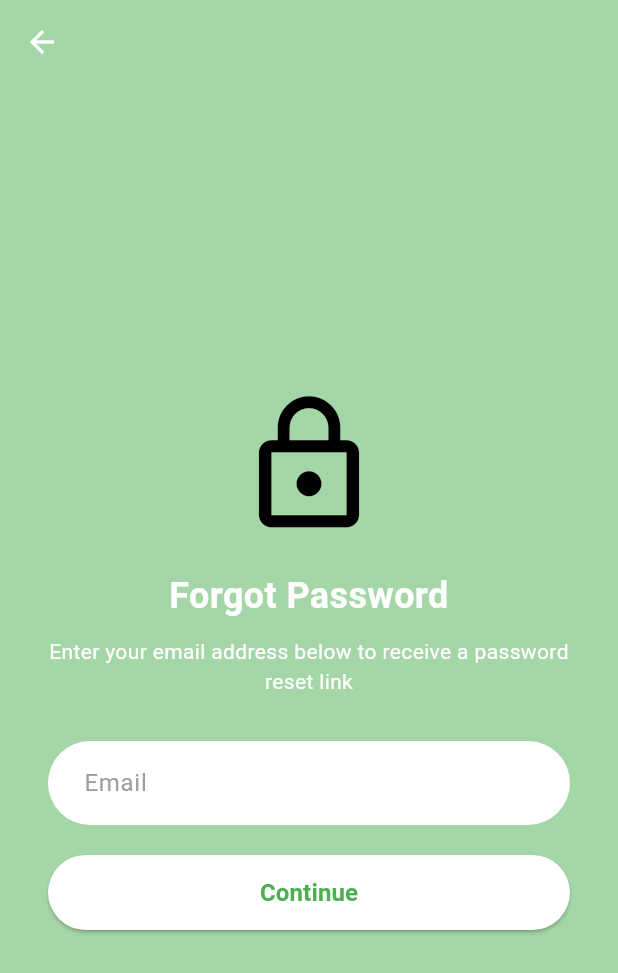
After one commit to Callisyaaaaa/Uas_PAB_Fix, a Flutter app: the screen it shows after launch, after a tap on "Forgot Password?", on a phone screen of 412 x 824 dp. The commit adds this screen. Shown: the top 973 px of the screen. Run offline on Flutter 3.47's test engine with Material 3 defaults, Android fonts, the phone set to English and light mode, and no system bars; our stand-ins replace image_picker, shared_preferences.

Commit message:
forgot pass

```diff
--- /dev/null
+++ b/uas_pab/lib/screens/forgot_password_screen.dart
@@ -0,0 +1,216 @@
+import 'package:flutter/material.dart';
+
+class ForgotPasswordScreen extends StatefulWidget {
+  const ForgotPasswordScreen({super.key});
+
+  @override
+  State<ForgotPasswordScreen> createState() => _ForgotPasswordScreenState();
+}
+
+class _ForgotPasswordScreenState extends State<ForgotPasswordScreen> {
+  final TextEditingController _emailController = TextEditingController();
+
+  @override
+  Widget build(BuildContext context) {
+    return Scaffold(
+      backgroundColor: Colors.green.shade200, // Background hijau
+      appBar: AppBar(
+        backgroundColor: Colors.green.shade200,
+        elevation: 0,
+        leading: IconButton(
+          icon: const Icon(Icons.arrow_back, color: Colors.white),
+          onPressed: () {
+            Navigator.pop(context);
+          },
+        ),
+      ),
+      body: Center(
+        child: Padding(
+          padding: const EdgeInsets.symmetric(horizontal: 32.0),
+          child: Column(
+            mainAxisAlignment: MainAxisAlignment.center,
+            children: [
+              // Ikon kunci
+              Icon(
+                Icons.lock_outline,
+                size: 100,
+                color: Colors.black,
+              ),
+              const SizedBox(height: 20),
+
+              // Teks "Forgot Password"
+              const Text(
+                'Forgot Password',
+                style: TextStyle(
+                  fontSize: 24,
+                  fontWeight: FontWeight.bold,
+                  color: Colors.white,
+                ),
+                textAlign: TextAlign.center,
+              ),
+
+              const SizedBox(height: 10),
+
+              // Teks deskripsi
+              const Text(
+                'Enter your email address below to receive a password reset link',
+                style: TextStyle(
+                  fontSize: 14,
+                  color: Colors.white,
+                ),
+                textAlign: TextAlign.center,
+              ),
+
+              const SizedBox(height: 30),
+
+              // TextField untuk email
+              TextField(
+                controller: _emailController,
+                decoration: InputDecoration(
+                  hintText: 'Email',
+                  hintStyle: const TextStyle(color: Colors.grey),
+                  filled: true,
+                  fillColor: Colors.white,
+                  border: OutlineInputBorder(
+                    borderRadius: BorderRadius.circular(30),
+                    borderSide: BorderSide.none,
+                  ),
+                  contentPadding: const EdgeInsets.symmetric(
+                    horizontal: 20,
+                    vertical: 16,
+                  ),
+                ),
+                keyboardType: TextInputType.emailAddress,
+              ),
+
+              const SizedBox(height: 20),
+
+              // Tombol "Continue"
+              ElevatedButton(
+                onPressed: () {
+                  String email = _emailController.text;
+                  if (email.isNotEmpty) {
+                    // Navigasi ke halaman VerifyEmailScreen
+                    Navigator.push(
+                      context,
+                      MaterialPageRoute(
+                        builder: (context) => const VerifyEmailScreen(),
+                      ),
+                    );
+                  } else {
+                    ScaffoldMessenger.of(context).showSnackBar(
+                      const SnackBar(
+                        content: Text('Please enter a valid email address.'),
+                      ),
+                    );
+                  }
+                },
+                style: ElevatedButton.styleFrom(
+                  backgroundColor: Colors.white,
+                  foregroundColor: Colors.green,
+                  minimumSize: const Size(double.infinity, 50),
+                  shape: RoundedRectangleBorder(
+                    borderRadius: BorderRadius.circular(30),
+                  ),
+                ),
+                child: const Text(
+                  'Continue',
+                  style: TextStyle(
+                    fontSize: 16,
+                    fontWeight: FontWeight.bold,
+                  ),
+                ),
+              ),
+            ],
+          ),
+        ),
+      ),
+    );
+  }
+}
+
+class VerifyEmailScreen extends StatelessWidget {
+  const VerifyEmailScreen({super.key});
+
+  @override
+  Widget build(BuildContext context) {
+    return Scaffold(
+      backgroundColor: Colors.green.shade300, // Background hijau
+      appBar: AppBar(
+        backgroundColor: Colors.green.shade300,
+        elevation: 0,
+        leading: IconButton(
+          icon: const Icon(Icons.arrow_back, color: Colors.white),
+          onPressed: () {
+            Navigator.pop(context);
+          },
+        ),
+      ),
+      body: Center(
+        child: Padding(
+          padding: const EdgeInsets.symmetric(horizontal: 32.0),
+          child: Column(
+            mainAxisAlignment: MainAxisAlignment.center,
+            children: [
+              // Ikon surat
+              Icon(
+                Icons.email_outlined,
+                size: 100,
+                color: Colors.black,
+              ),
+              const SizedBox(height: 20),
+
+              // Teks "Verify Your Email"
+              const Text(
+                'Verify Your Email',
+                style: TextStyle(
+                  fontSize: 24,
+                  fontWeight: FontWeight.bold,
+                  color: Colors.white,
+                ),
+                textAlign: TextAlign.center,
+              ),
+
+              const SizedBox(height: 10),
+
+              // Teks deskripsi
+              const Text(
+                'We’ve sent a password reset link to your email. Please check your inbox and follow the instructions.',
+                style: TextStyle(
+                  fontSize: 14,
+                  color: Colors.white,
+                ),
+                textAlign: TextAlign.center,
+              ),
+
+              const SizedBox(height: 30),
+
+              // Tombol "Continue"
+              ElevatedButton(
+                onPressed: () {
+                  // Kembali ke halaman login
+                  Navigator.popUntil(context, (route) => route.isFirst);
+                },
+                style: ElevatedButton.styleFrom(
+                  backgroundColor: Colors.white,
+                  foregroundColor: Colors.green,
+                  minimumSize: const Size(double.infinity, 50),
+                  shape: RoundedRectangleBorder(
+                    borderRadius: BorderRadius.circular(30),
+                  ),
+                ),
+                child: const Text(
+                  'Continue',
+                  style: TextStyle(
+                    fontSize: 16,
+                    fontWeight: FontWeight.bold,
+                  ),
+                ),
+              ),
+            ],
+          ),
+        ),
+      ),
+    );
+  }
+}
--- a/uas_pab/lib/screens/login_screen.dart
+++ b/uas_pab/lib/screens/login_screen.dart
@@ -1,6 +1,7 @@
 import 'package:flutter/material.dart';
 import 'package:shared_preferences/shared_preferences.dart';
 import 'package:uas_pab/screens/dashboard_screen.dart';
+import 'package:uas_pab/screens/forgot_password_screen.dart'; // Import Reset Password Screen
 
 class LoginScreen extends StatefulWidget {
   const LoginScreen({super.key});
@@ -17,7 +18,6 @@ class _LoginScreenState extends State<LoginScreen> {
   Widget build(BuildContext context) {
     return Scaffold(
       body: Container(
-        // Background color hijau
         color: Colors.green.shade200,
         child: Center(
           child: Padding(
@@ -59,6 +59,29 @@ class _LoginScreenState extends State<LoginScreen> {
                     ),
                   ),
                   obscureText: true,
+                ),
+                const SizedBox(height: 8),
+                // Forgot Password Text
+                Align(
+                  alignment: Alignment.centerRight,
+                  child: GestureDetector(
+                    onTap: () {
+                      // Navigasi ke halaman reset password
+                      Navigator.push(
+                        context,
+                        MaterialPageRoute(
+                          builder: (context) => const ForgotPasswordScreen(),
+                        ),
+                      );
+                    },
+                    child: const Text(
+                      'Forgot Password?',
+                      style: TextStyle(
+                        color: Colors.blue,
+                        decoration: TextDecoration.underline,
+                      ),
+                    ),
+                  ),
                 ),
                 const SizedBox(height: 16),
                 // Login Button
--- a/uas_pab/lib/screens/make_screen.dart
+++ b/uas_pab/lib/screens/make_screen.dart
@@ -1,7 +1,7 @@
 // Import file dart yang diperlukan
 import 'package:flutter/material.dart';
-import 'package:uas_pab/models/recipe.dart'; // Pastikan path ini sesuai
-import 'package:uas_pab/data/recipe_data.dart';
+//import 'package:uas_pab/models/recipe.dart'; // Pastikan path ini sesuai
+//import 'package:uas_pab/data/recipe_data.dart';
 
 class MakeScreen extends StatefulWidget {
   final String recipeName;
```
Also changed, not shown: uas_pab/lib/screens/verify_email_screen.dart (added, +86 -0 lines).
